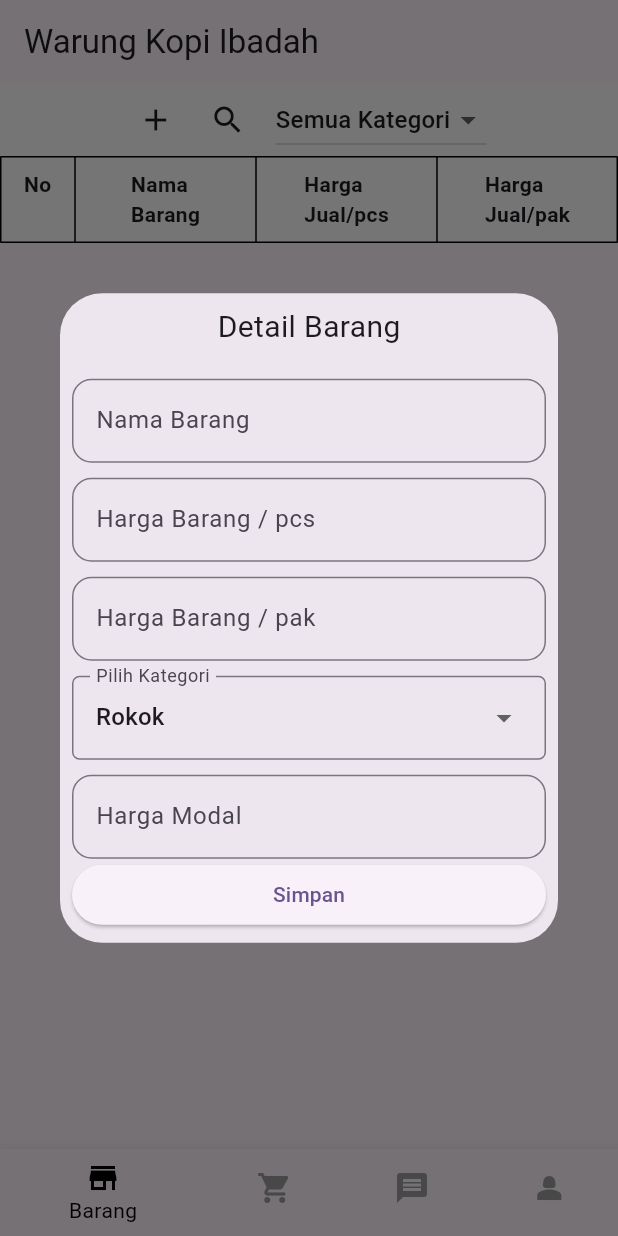
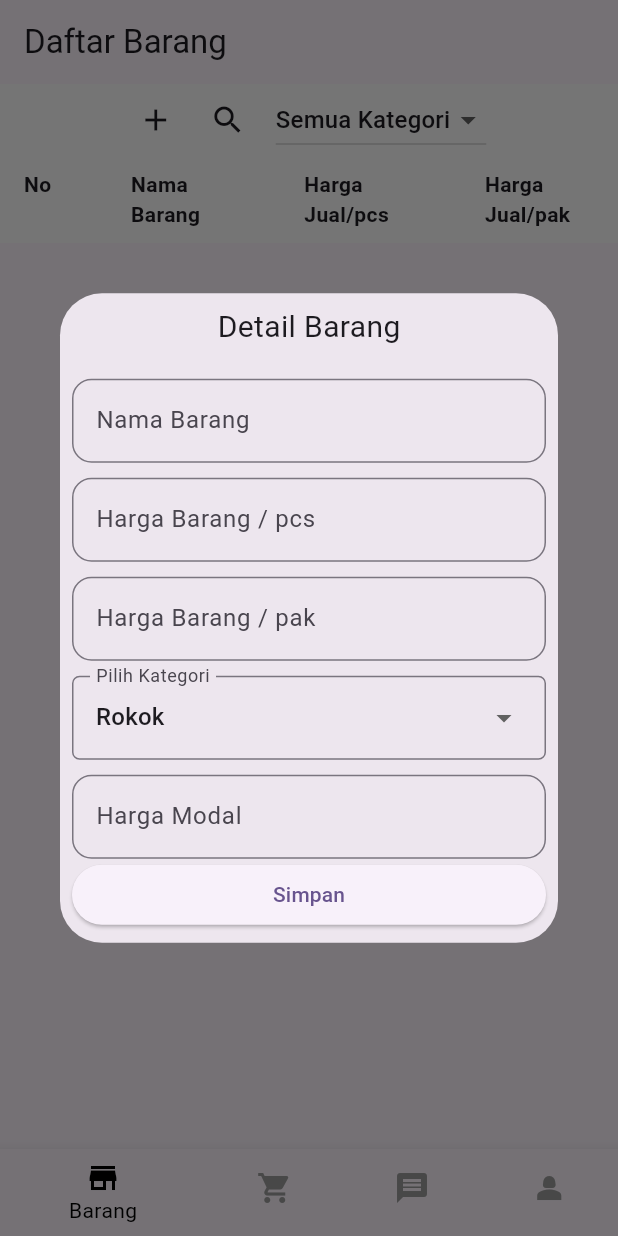
Before and after one commit to ibnumalikmudzopar/warkopibadah, a Flutter app: the screen it shows once a user with an empty profile is signed in, after a tap on the "add" icon, on a phone screen of 412 x 824 dp. Run offline on Flutter 3.47's test engine with Material 3 defaults, Android fonts, the phone set to English and light mode, and no system bars; our stand-ins replace cloud_firestore, firebase_auth, firebase_core, flutter_slidable, flutter_typeahead, shared_preferences; accounts and stored records are empty; network calls fail.

Commit message:
2007241648

```diff
--- a/lib/bottomnavigation.dart
+++ b/lib/bottomnavigation.dart
@@ -19,7 +19,7 @@ class _BottomNavigationState extends State<BottomNavigation> {
   ];
 
   final List<String> _appBarTitles = [
-    'Warung Kopi Ibadah',
+    'Daftar Barang',
     'Daftar Belanja',
     'Pesan',
     'Profile',
--- a/lib/login.dart
+++ b/lib/login.dart
@@ -1,5 +1,6 @@
 import 'package:flutter/material.dart';
 import 'package:flutter/widgets.dart';
+import 'package:warkopibadah/reusablecode.dart';
 import 'auth.dart';
 import 'package:firebase_auth/firebase_auth.dart';
 import 'package:shared_preferences/shared_preferences.dart'; // add this line
@@ -128,7 +129,16 @@ class _LoginPageState extends State<LoginPage> {
           crossAxisAlignment: CrossAxisAlignment.center,
           mainAxisAlignment: MainAxisAlignment.center,
           children: <Widget>[
-            _entryField('email', _controllerEmail),
+            Text(
+              'Welcome To\nAplikasi Manajemen\nWarungKopi Ibadah',
+              textAlign: TextAlign.center,
+              style: TextStyle(
+                fontSize: 20,
+                fontWeight: FontWeight.bold
+              ),
+            ),
+            SizedBox(height: 10),
+            _entryField('Email', _controllerEmail),
             _entryField('Password', _controllerPassword),
             _rememberMeCheckbox(), // add this line
             _errorMessage(),
--- a/lib/screens/barang.dart
+++ b/lib/screens/barang.dart
@@ -184,7 +184,14 @@ class _BarangScreenState extends State<BarangScreen> {
                         0: FixedColumnWidth(50.0), // Kolom "No" dengan lebar tetap 50 piksel
                         1: FlexColumnWidth(1.0),
                       },
-                      border: TableBorder.all(),
+                      border: TableBorder(
+                        horizontalInside: BorderSide.none, // Contoh border horizontal
+                        verticalInside: BorderSide.none, // Menghilangkan border vertikal
+                        top: BorderSide.none, // Contoh border atas
+                        bottom: BorderSide.none, // Contoh border bawah
+                        left: BorderSide.none, // Contoh border kiri
+                        right: BorderSide.none,// Contoh border kanan
+                      ),
                       children: [
                         TableRow(
                           children: [
@@ -250,7 +257,14 @@ class _BarangScreenState extends State<BarangScreen> {
                         0: FixedColumnWidth(50.0), // Kolom "No" dengan lebar tetap 50 piksel
                         1: FlexColumnWidth(1.0),
                       },
-                  border: TableBorder.all(),
+                  border: TableBorder(
+                        horizontalInside: BorderSide.none, // Contoh border horizontal
+                        verticalInside: BorderSide.none, // Menghilangkan border vertikal
+                        top: BorderSide.none, // Contoh border atas
+                        bottom: BorderSide.none, // Contoh border bawah
+                        left: BorderSide.none, // Contoh border kiri
+                        right: BorderSide.none, // Contoh border kanan
+                    ),
                   children: [
                     TableRow(
                       children: [
@@ -423,7 +437,7 @@ showUpdateDialog(String id, String currentName, String currentHargapcs, String c
 
             Column(
               children: [
-                Text('Item Detail', style: TextStyle(fontSize: 20)),
+                Center(child: Text('Item Detail', style: TextStyle(fontSize: 20))),
               ],
             ),
             TextField(controller: nameController, decoration: const InputDecoration(labelText: 'Nama Barang')),
```
